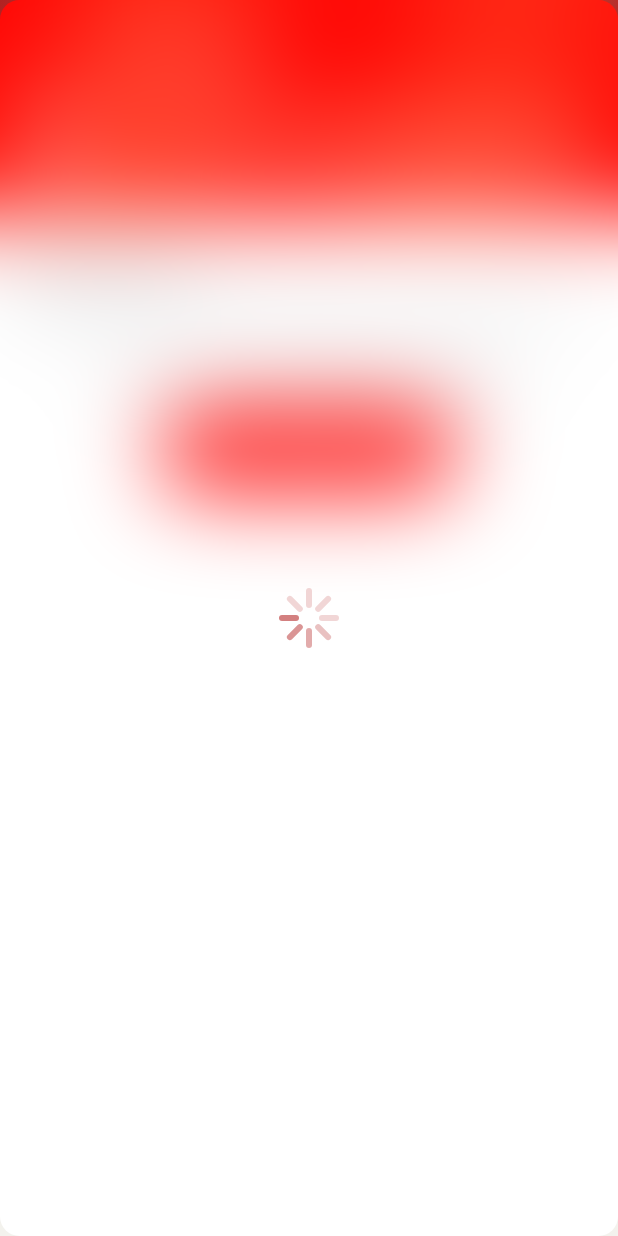
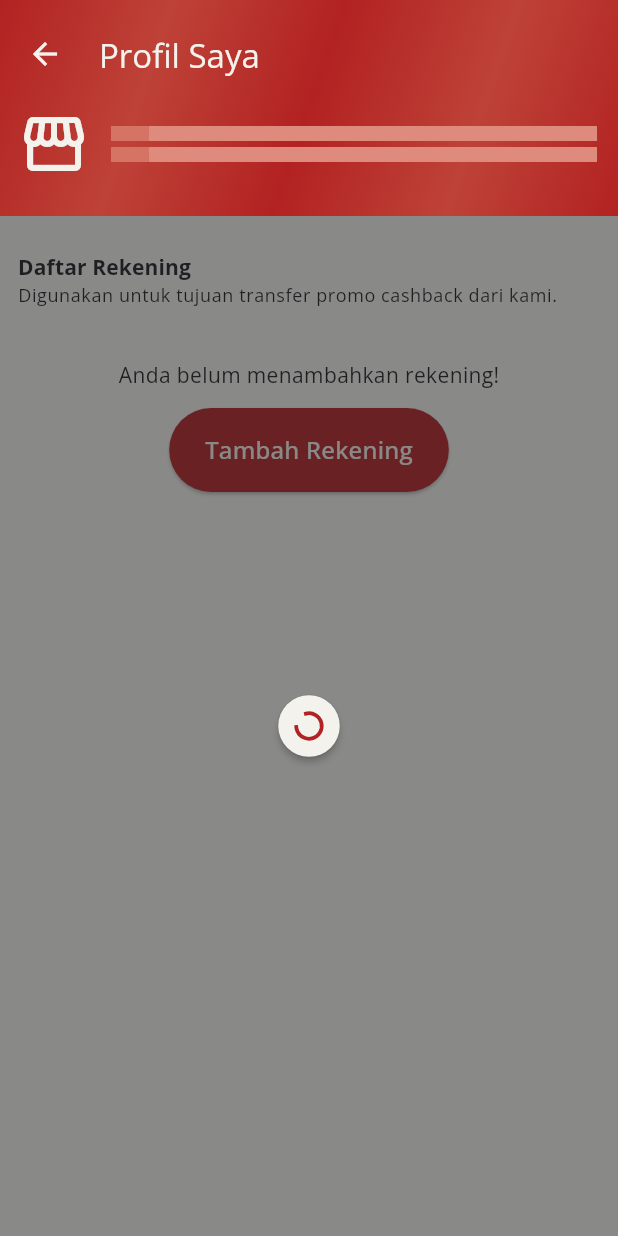
Before and after one commit to kamera846/topmortarseller, a Flutter app: the DetailProfileScreen screen opened directly, on a phone screen of 412 x 824 dp. Run offline on Flutter 3.47's test engine with Material 3 defaults, Android fonts, the phone set to English and light mode, and no system bars; our stand-ins replace google_fonts, shared_preferences; missing offline and left inert: qr_code_scanner; accounts and stored records are empty.

Commit message:
Improving Loading Modal for Android and Ios

```diff
--- a/lib/main.dart
+++ b/lib/main.dart
@@ -30,7 +30,7 @@
           foregroundColor: cWhite,
         ),
         scaffoldBackgroundColor: cWhite,
-        textTheme: GoogleFonts.poppinsTextTheme(),
+        textTheme: GoogleFonts.openSansTextTheme(),
       ),
       darkTheme: ThemeData.dark().copyWith(
         colorScheme: mDarkColorScheme,
@@ -39,7 +39,7 @@
           foregroundColor: cWhite,
         ),
         scaffoldBackgroundColor: cDark100,
-        textTheme: GoogleFonts.poppinsTextTheme(),
+        textTheme: GoogleFonts.openSansTextTheme(),
       ),
       themeMode: ThemeMode.light,
       home: const SplashScreen(),
--- a/lib/screen/home_screen.dart
+++ b/lib/screen/home_screen.dart
@@ -37,7 +37,6 @@ class _HomeScreenState extends State<HomeScreen> {
     final prefs = await SharedPreferences.getInstance();
     final isSkipCreateBank =
         prefs.getBool('${_userData!.idContact!}-${GlobalEnum.skipCreateBank}');
-    print('My Bank: $isSkipCreateBank');
     if (isSkipCreateBank == null || isSkipCreateBank == false) {
       final userBanks = await CustomerBankApiService().banks(
         idContact: _userData!.idContact!,
@@ -45,7 +44,6 @@ class _HomeScreenState extends State<HomeScreen> {
         onError: (e) {},
         onCompleted: () {},
       );
-      print('My Bank: $userBanks');
       if (userBanks == null || userBanks.isEmpty) {
         _goToNewRekeningScreen();
       } else {
--- a/lib/screen/profile/detail_profile_screen.dart
+++ b/lib/screen/profile/detail_profile_screen.dart
@@ -77,9 +77,7 @@ class _DetailProfileScreenState extends State<DetailProfileScreen> {
   @override
   Widget build(BuildContext context) {
     return Scaffold(
-      body: Stack(
-        children: [
-          Column(
+      body: Column(
         crossAxisAlignment: CrossAxisAlignment.start,
         children: [
           DetailProfileHeader(
@@ -87,7 +85,9 @@ class _DetailProfileScreenState extends State<DetailProfileScreen> {
             description: description,
           ),
           Expanded(
-                child: Container(
+            child: Stack(
+              children: [
+                Container(
                   padding: const EdgeInsets.symmetric(
                     horizontal: 12,
                     vertical: 24,
@@ -100,7 +100,10 @@ class _DetailProfileScreenState extends State<DetailProfileScreen> {
                         children: [
                           Text(
                             'Daftar Rekening',
-                            style: Theme.of(context).textTheme.titleSmall,
+                            style: Theme.of(context)
+                                .textTheme
+                                .titleSmall!
+                                .copyWith(fontWeight: FontWeight.bold),
                           ),
                           Text(
                             'Digunakan untuk tujuan transfer promo cashback dari kami.',
@@ -171,6 +174,9 @@ class _DetailProfileScreenState extends State<DetailProfileScreen> {
                     ],
                   ),
                 ),
+                if (isLoading) const LoadingModal()
+              ],
+            ),
           ),
           // Container(
           //   padding: const EdgeInsets.all(12),
@@ -186,9 +192,6 @@ class _DetailProfileScreenState extends State<DetailProfileScreen> {
           //     },
           //   ),
           // )
-            ],
-          ),
-          if (isLoading) const LoadingModal()
         ],
       ),
     );
--- a/lib/screen/profile/new_rekening_screen.dart
+++ b/lib/screen/profile/new_rekening_screen.dart
@@ -420,7 +420,9 @@ class _SelectBankFieldState extends State<SelectBankField> {
               const Text(
                 'Nama Bank atau E-Wallet',
                 style: TextStyle(
-                    color: cDark300, fontSize: 11, fontWeight: FontWeight.w500),
+                    color: cDark300,
+                    fontSize: 12.5,
+                    fontWeight: FontWeight.w500),
               ),
               widget.isLoading
                   ? const LoadingItem(
--- a/lib/screen/scanner/scanner_result_screen.dart
+++ b/lib/screen/scanner/scanner_result_screen.dart
@@ -65,7 +65,9 @@ class _ScannerResultScreenState extends State<ScannerResultScreen> {
   Widget build(BuildContext context) {
     Widget rekeningCards = Container();
     if (isLoading) {
-      rekeningCards = const LoadingModal();
+      rekeningCards = const LoadingModal(
+        androidBgColor: cWhite,
+      );
     } else {
       if (myBanks != null && myBanks!.isNotEmpty) {
         rekeningCards = ListView.builder(
--- a/lib/widget/modal/loading_modal.dart
+++ b/lib/widget/modal/loading_modal.dart
@@ -1,23 +1,65 @@
+import 'dart:io';
+
 import 'package:flutter/cupertino.dart';
+import 'package:flutter/material.dart';
 import 'package:topmortarseller/util/colors/color.dart';
 
 class LoadingModal extends StatelessWidget {
-  const LoadingModal({super.key});
+  const LoadingModal({
+    super.key,
+    this.message,
+    this.androidBgColor,
+  });
+
+  final String? message;
+  final Color? androidBgColor;
 
   @override
   Widget build(BuildContext context) {
-    return const Center(
-      child: CupertinoPopupSurface(
+    Widget iosContent = CupertinoPopupSurface(
       isSurfacePainted: false,
       child: SizedBox(
         width: double.infinity,
         height: double.infinity,
-          child: CupertinoActivityIndicator(
+        child: Column(
+          mainAxisAlignment: MainAxisAlignment.center,
+          mainAxisSize: MainAxisSize.min,
+          children: [
+            const CupertinoActivityIndicator(
               color: cPrimary100,
               radius: 20.0,
             ),
+            if (message != null) ...[
+              const SizedBox(height: 12),
+              Text(
+                message!,
+                style: const TextStyle(color: cDark100),
+              ),
+            ]
+          ],
         ),
       ),
     );
+    Widget androidContent = Container(
+      width: double.infinity,
+      height: double.infinity,
+      color: androidBgColor ?? cDark100.withOpacity(0.5),
+      child: Column(
+        mainAxisAlignment: MainAxisAlignment.center,
+        mainAxisSize: MainAxisSize.min,
+        children: [
+          const RefreshProgressIndicator(
+            color: cPrimary100,
+            backgroundColor: cWhite,
+          ),
+          if (message != null)
+            Text(
+              message!,
+              style: const TextStyle(color: cWhite),
+            ),
+        ],
+      ),
+    );
+    return Center(child: Platform.isAndroid ? androidContent : iosContent);
   }
 }
```
Also changed, not shown: lib/widget/drawer/main_drawer_items.dart (+8 -6 lines). Lines whose indentation alone changed are shown as unchanged.
